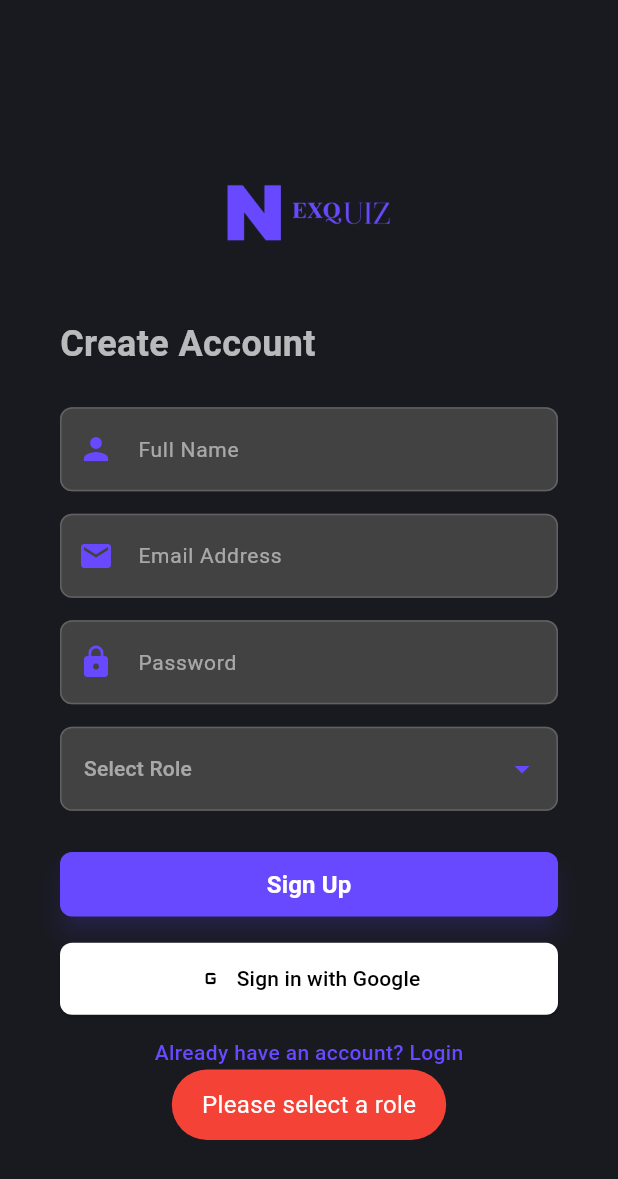
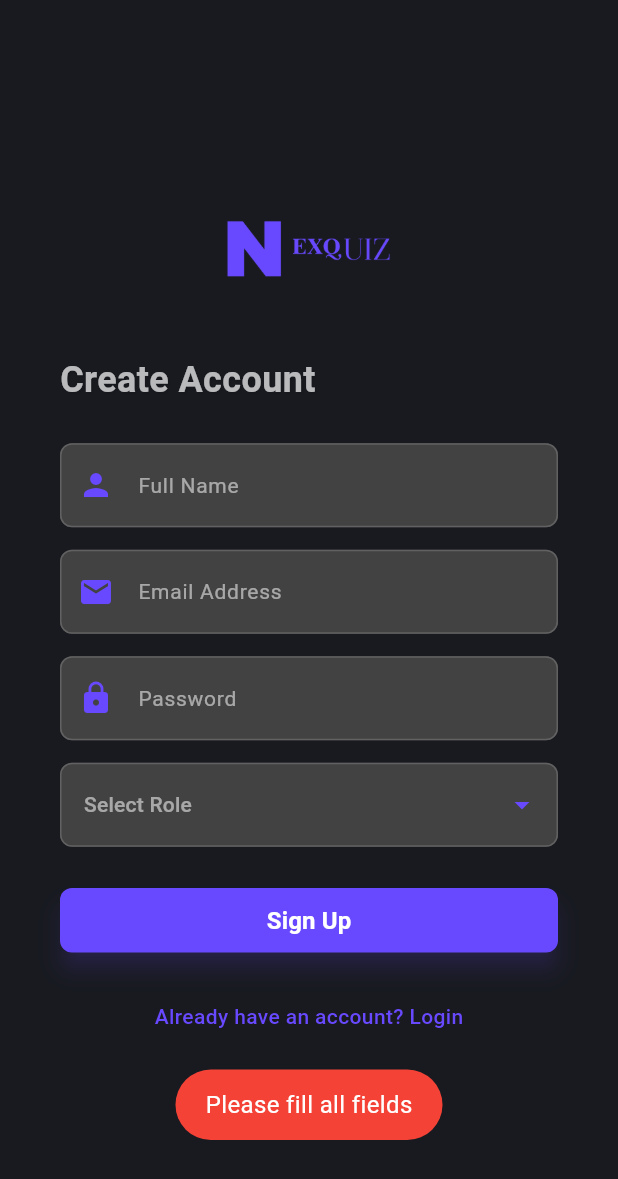
Before and after one commit to AyushSantoki1406/MajorProject, a Flutter app: the SignupScreen screen opened directly, after a tap on "Sign Up", on a phone screen of 412 x 824 dp. Shown: the top 1179 px of the screen. Run offline on Flutter 3.47's test engine with Material 3 defaults, Android fonts, the phone set to English and light mode, and no system bars; our stand-ins replace animate_do, cloud_firestore, firebase_auth, firebase_core, firebase_messaging, firebase_storage and 6 more; accounts and stored records are empty; network calls fail; Roboto replaces fonts that are missing (OpenSans).

Commit message:
second commit

```diff
--- a/lib/screens/auth/signup_screen.dart
+++ b/lib/screens/auth/signup_screen.dart
@@ -18,6 +18,7 @@ class _SignupScreenState extends State<SignupScreen> {
   final _emailController = TextEditingController();
   final _passwordController = TextEditingController();
   String? _selectedRole;
+  bool _isLoading = false;
 
   @override
   void dispose() {
@@ -28,14 +29,23 @@ class _SignupScreenState extends State<SignupScreen> {
   }
 
   Future<firebase_auth_provider.UserCredential> signInWithGoogle() async {
+    setState(() {
+      _isLoading = true;
+    });
     try {
       final GoogleSignIn googleSignIn = GoogleSignIn(
         clientId:
-            '527365810877-con3t0b4s54ibgasvhcldg36t47esupo.apps.googleusercontent.com', // Explicit client ID
+            '527365810877-con3t0b4s54ibgasvhcldg36t47esupo.apps.googleusercontent.com',
       );
       final GoogleSignInAccount? googleUser = await googleSignIn.signIn();
+      if (googleUser == null) {
+        setState(() {
+          _isLoading = false;
+        });
+        throw Exception('Google sign-in cancelled');
+      }
       final GoogleSignInAuthentication googleAuth =
-          await googleUser!.authentication;
+          await googleUser.authentication;
       final credential = firebase_auth_provider.GoogleAuthProvider.credential(
         accessToken: googleAuth.accessToken,
         idToken: googleAuth.idToken,
@@ -43,6 +53,9 @@ class _SignupScreenState extends State<SignupScreen> {
       return await firebase_auth_provider.FirebaseAuth.instance
           .signInWithCredential(credential);
     } catch (e) {
+      setState(() {
+        _isLoading = false;
+      });
       Fluttertoast.showToast(
         msg: 'Google sign-in failed: $e',
         backgroundColor: Colors.red,
@@ -260,9 +273,20 @@ class _SignupScreenState extends State<SignupScreen> {
                 const SizedBox(height: 25),
                 ElevatedButton(
                   onPressed:
-                      authProvider.isLoading
+                      _isLoading || authProvider.isLoading
                           ? null
                           : () async {
+                            if (_nameController.text.trim().isEmpty ||
+                                _emailController.text.trim().isEmpty ||
+                                _passwordController.text.trim().isEmpty) {
+                              Fluttertoast.showToast(
+                                msg: 'Please fill all fields',
+                                backgroundColor: Colors.red,
+                                textColor: Colors.white,
+                                fontSize: 16.0,
+                              );
+                              return;
+                            }
                             if (_selectedRole == null) {
                               Fluttertoast.showToast(
                                 msg: 'Please select a role',
@@ -272,6 +296,9 @@ class _SignupScreenState extends State<SignupScreen> {
                               );
                               return;
                             }
+                            setState(() {
+                              _isLoading = true;
+                            });
                             try {
                               await authProvider.signup(
                                 _emailController.text.trim(),
@@ -292,6 +319,9 @@ class _SignupScreenState extends State<SignupScreen> {
                                 );
                               }
                             } catch (e) {
+                              setState(() {
+                                _isLoading = false;
+                              });
                               Fluttertoast.showToast(
                                 msg:
                                     authProvider.errorMessage ??
@@ -313,9 +343,14 @@ class _SignupScreenState extends State<SignupScreen> {
                     minimumSize: const Size(double.infinity, 0),
                   ),
                   child:
-                      authProvider.isLoading
-                          ? const CircularProgressIndicator(
-                            color: Color(0xFF6949FF),
+                      _isLoading
+                          ? const SizedBox(
+                            width: 24,
+                            height: 24,
+                            child: CircularProgressIndicator(
+                              color: Colors.white,
+                              strokeWidth: 2,
+                            ),
                           )
                           : const Text(
                             'Sign Up',
@@ -328,52 +363,54 @@ class _SignupScreenState extends State<SignupScreen> {
                           ),
                 ),
                 const SizedBox(height: 15),
-                Padding(
-                  padding: const EdgeInsets.symmetric(horizontal: 0),
-                  child: SizedBox(
-                    width: double.infinity,
-                    child: ElevatedButton.icon(
-                      onPressed: () async {
-                        try {
-                          final userCredential = await signInWithGoogle();
-                          final user = userCredential.user;
-                          if (user != null && user.email != null) {
-                            Fluttertoast.showToast(
-                              msg:
-                                  'Google login successful! Email: ${user.email}',
-                              backgroundColor: Colors.green,
-                              textColor: Colors.white,
-                              fontSize: 16.0,
-                            );
-                            Navigator.pushReplacementNamed(context, '/home');
-                          }
-                        } catch (e) {
-                          // Error handled in signInWithGoogle
-                        }
-                      },
-                      icon: const Icon(
-                        Icons.g_mobiledata,
-                        color: Color.fromARGB(255, 0, 0, 0),
-                      ),
-                      label: const Text(
-                        'Sign in with Google',
-                        style: TextStyle(color: Color.fromARGB(255, 0, 0, 0)),
-                      ),
-                      style: ElevatedButton.styleFrom(
-                        backgroundColor: const Color.fromARGB(
-                          255,
-                          255,
-                          255,
-                          255,
-                        ),
-                        shape: RoundedRectangleBorder(
-                          borderRadius: BorderRadius.circular(8),
-                        ),
-                        padding: const EdgeInsets.symmetric(vertical: 14),
-                      ),
-                    ),
-                  ),
-                ),
+                // SizedBox(
+                //   width: double.infinity,
+                //   child: ElevatedButton.icon(
+                //     onPressed:
+                //         _isLoading || authProvider.isLoading
+                //             ? null
+                //             : () async {
+                //               try {
+                //                 final userCredential = await signInWithGoogle();
+                //                 final user = userCredential.user;
+                //                 if (user != null && user.email != null) {
+                //                   Fluttertoast.showToast(
+                //                     msg:
+                //                         'Google login successful! Email: ${user.email}',
+                //                     backgroundColor: Colors.green,
+                //                     textColor: Colors.white,
+                //                     fontSize: 16.0,
+                //                   );
+                //                   Navigator.pushReplacementNamed(
+                //                     context,
+                //                     '/home',
+                //                   );
+                //                 }
+                //               } catch (e) {
+                //                 // Error handled in signInWithGoogle
+                //               } finally {
+                //                 setState(() {
+                //                   _isLoading = false;
+                //                 });
+                //               }
+                //             },
+                //     icon: const Icon(
+                //       Icons.g_mobiledata,
+                //       color: Color.fromARGB(255, 0, 0, 0),
+                //     ),
+                //     label: const Text(
+                //       'Sign in with Google',
+                //       style: TextStyle(color: Color.fromARGB(255, 0, 0, 0)),
+                //     ),
+                //     style: ElevatedButton.styleFrom(
+                //       backgroundColor: const Color.fromARGB(255, 255, 255, 255),
+                //       shape: RoundedRectangleBorder(
+                //         borderRadius: BorderRadius.circular(8),
+                //       ),
+                //       padding: const EdgeInsets.symmetric(vertical: 14),
+                //     ),
+                //   ),
+                // ),
                 const SizedBox(height: 15),
                 Center(
                   child: GestureDetector(
```
Also changed, not shown: lib/screens/auth/login_screen.dart (+79 -55 lines), lib/screens/create_quiz_screen.dart (+5 -3 lines), lib/screens/update_quiz_screen.dart (+100 -80 lines), lib/screens/splash_screen.dart (line endings or trailing spaces), 1 other file.
